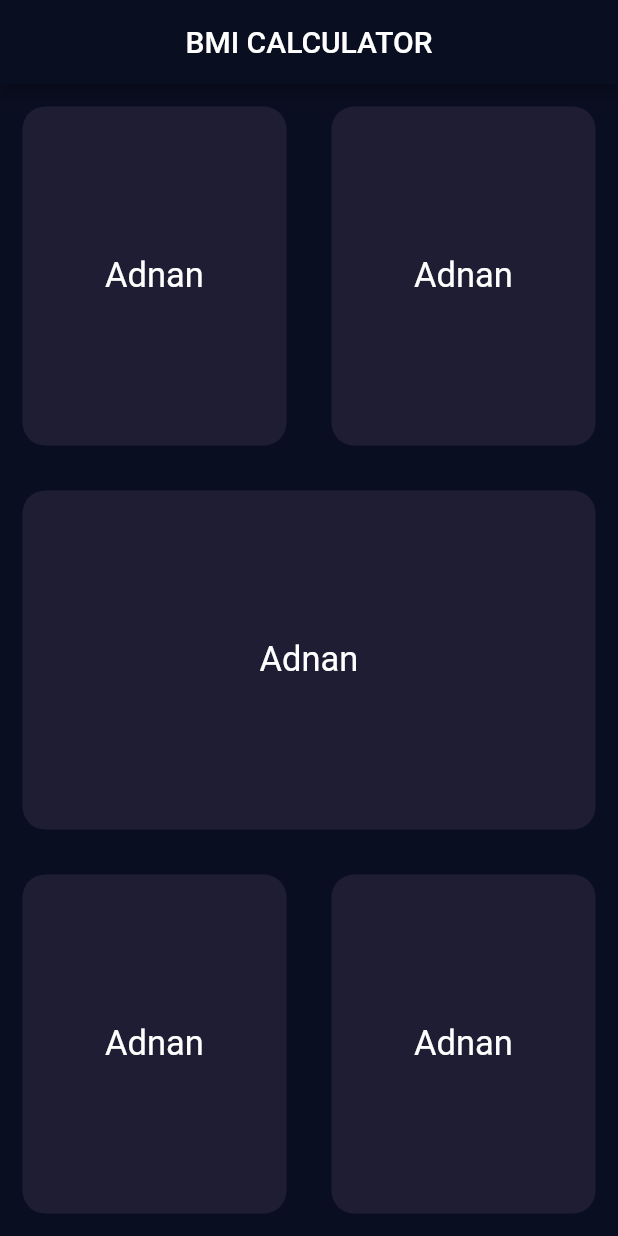
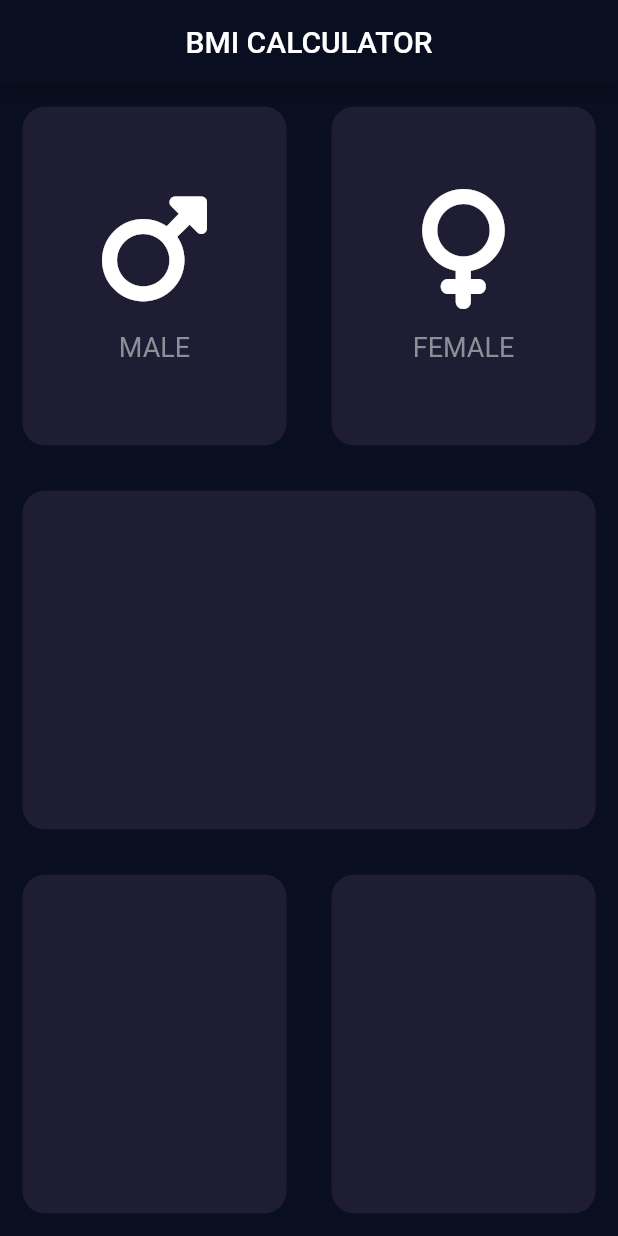
Before and after one commit to AdnanBashir87/bmi_calculator_flutter, a Flutter app: the screen it shows after launch, on a phone screen of 412 x 824 dp. Run offline on Flutter 3.47's test engine with Material 2 defaults, Android fonts, the phone set to English and light mode, and no system bars; our stand-ins replace font_awesome_flutter.

Commit message:
new code committed

```diff
--- a/lib/constants.dart
+++ b/lib/constants.dart
@@ -3,3 +3,4 @@ import 'dart:ui';
 Color primaryColor = const Color(0xFF0A0E21);
 Color white = const Color(0xFFFFFFFF);
 Color cardColor = const Color(0xFF1E1D33);
+Color textColor1 = const Color(0xFF8D8E98);
--- /dev/null
+++ b/lib/custom_widgets/icon_content.dart
@@ -0,0 +1,28 @@
+import 'package:flutter/material.dart';
+import 'package:font_awesome_flutter/font_awesome_flutter.dart';
+
+import '../constants.dart';
+
+class IconContent extends StatelessWidget {
+  final IconData sex;
+  final String text;
+  const IconContent({super.key, required this.sex, required this.text});
+
+  @override
+  Widget build(BuildContext context) {
+    return Column(
+      mainAxisAlignment: MainAxisAlignment.center,
+      children: [
+        Icon(sex, size: 80),
+        const SizedBox(height: 15),
+        Text(
+          text,
+          style: TextStyle(
+            fontSize: 18,
+            color: textColor1,
+          ),
+        ),
+      ],
+    );
+  }
+}
--- a/lib/models/myContainer.dart
+++ b/lib/custom_widgets/myContainer.dart
@@ -2,8 +2,14 @@ import 'package:flutter/material.dart';
 
 import '../constants.dart';
 
-class MyContainer extends StatelessWidget {
-  const MyContainer({super.key});
+class ReUseableContainer extends StatelessWidget {
+  final Color cardColor;
+  final child;
+  const ReUseableContainer({
+    super.key,
+    required this.cardColor,
+    this.child,
+  });
 
   @override
   Widget build(BuildContext context) {
@@ -14,10 +20,7 @@ class MyContainer extends StatelessWidget {
         color: cardColor,
         borderRadius: BorderRadius.circular(15),
       ),
-      child: const Text(
-        'Adnan',
-        style: TextStyle(fontSize: 23),
-      ),
+      child: child,
     );
   }
 }
--- a/lib/views/home_screen.dart
+++ b/lib/views/home_screen.dart
@@ -1,6 +1,9 @@
 import 'package:bmi_calculator_flutter/constants.dart';
-import 'package:bmi_calculator_flutter/models/myContainer.dart';
 import 'package:flutter/material.dart';
+import 'package:font_awesome_flutter/font_awesome_flutter.dart';
+
+import '../custom_widgets/icon_content.dart';
+import '../custom_widgets/myContainer.dart';
 
 class HomeScreen extends StatefulWidget {
   const HomeScreen({super.key});
@@ -18,24 +21,50 @@ class _HomeScreenState extends State<HomeScreen> {
         title: const Text('BMI CALCULATOR'),
         centerTitle: true,
       ),
-      body: const Column(
+      body: Column(
         children: [
           Expanded(
             child: Row(
               children: [
-                Expanded(child: MyContainer()),
-                Expanded(child: MyContainer()),
+                Expanded(
+                  child: ReUseableContainer(
+                    cardColor: cardColor,
+                    child: const IconContent(
+                      sex: FontAwesomeIcons.mars,
+                      text: 'MALE',
+                    ),
+                  ),
+                ),
+                Expanded(
+                  child: ReUseableContainer(
+                    cardColor: cardColor,
+                    child: const IconContent(
+                      sex: FontAwesomeIcons.venus,
+                      text: 'FEMALE',
+                    ),
+                  ),
+                ),
               ],
             ),
           ),
           Expanded(
-            child: MyContainer(),
+            child: ReUseableContainer(
+              cardColor: cardColor,
+            ),
           ),
           Expanded(
             child: Row(
               children: [
-                Expanded(child: MyContainer()),
-                Expanded(child: MyContainer()),
+                Expanded(
+                  child: ReUseableContainer(
+                    cardColor: cardColor,
+                  ),
+                ),
+                Expanded(
+                  child: ReUseableContainer(
+                    cardColor: cardColor,
+                  ),
+                ),
               ],
             ),
           ),
```
Also changed, not shown: pubspec.yaml (+3 -72 lines), pubspec.lock.
